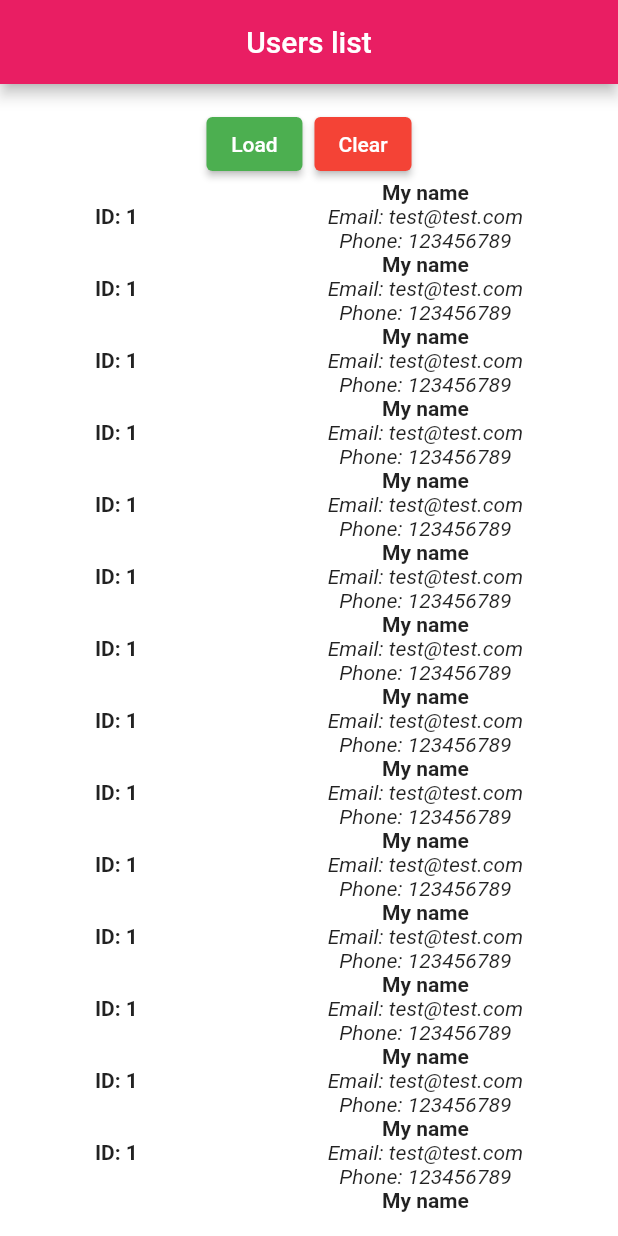
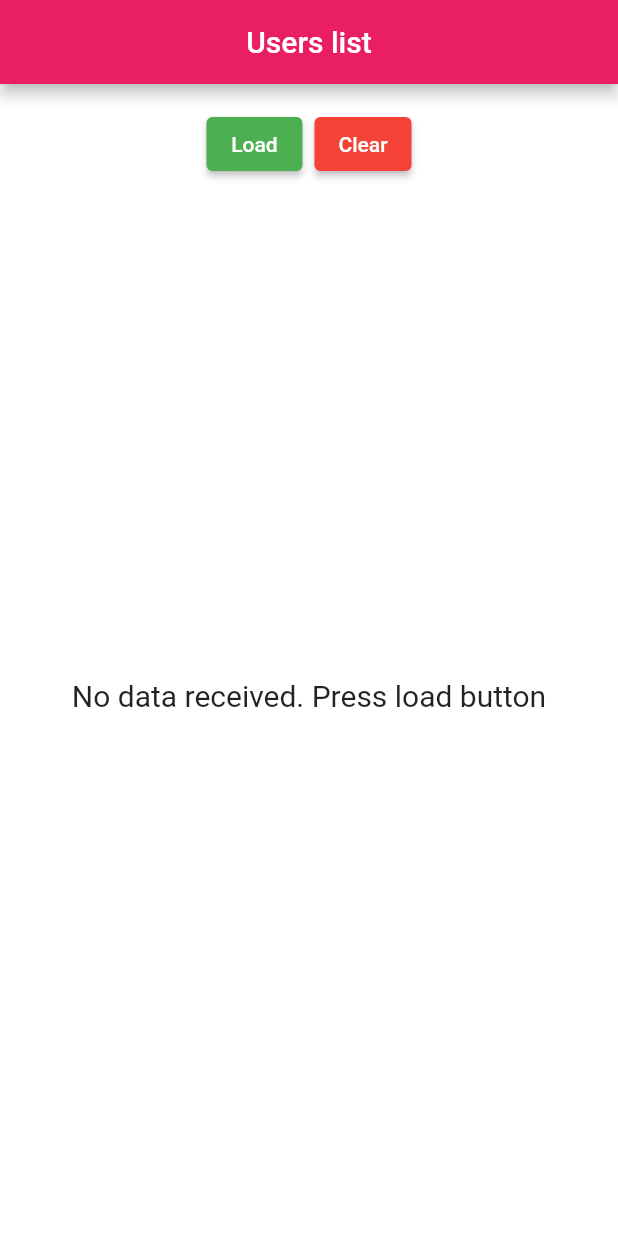
Before and after one commit to e-razboinikov/bloc_testing, a Flutter app: the screen it shows after launch, on a phone screen of 412 x 824 dp. Run offline on Flutter 3.47's test engine with Material 2 defaults, Android fonts, the phone set to English and light mode, and no system bars; our stand-ins replace flutter_bloc.

Commit message:
Finished work.

```diff
--- a/lib/bloc/user_bloc.dart
+++ b/lib/bloc/user_bloc.dart
@@ -1,9 +1,9 @@
-import 'package:bloc_test/bloc/user_event.dart';
-import 'package:bloc_test/bloc/user_state.dart';
 import 'package:flutter_bloc/flutter_bloc.dart';
 
+import '../bloc/user_event.dart';
+import '../bloc/user_state.dart';
+import '../models/user.dart';
 import '../services/user_repository.dart';
-import '../models/user.dart';
 
 class UserBloc extends Bloc<UserEvent, UserState> {
   final UsersRepository usersRepository;
@@ -11,7 +11,7 @@ class UserBloc extends Bloc<UserEvent, UserState> {
   UserBloc({required this.usersRepository});
 
   @override
-  get initialState => UserEmptyState();
+  UserState get initialState => UserEmptyState();
 
   @override
   Stream<UserState> mapEventToState(UserEvent event) async* {
--- a/lib/pages/home_page.dart
+++ b/lib/pages/home_page.dart
@@ -1,10 +1,10 @@
-import 'package:bloc_test/services/user_repository.dart';
 import 'package:flutter/material.dart';
 import 'package:flutter_bloc/flutter_bloc.dart';
 
+import '../bloc/user_bloc.dart';
+import '../services/user_repository.dart';
 import '../widgets/action_buttons.dart';
 import '../widgets/user_list.dart';
-import '../bloc/user_bloc.dart';
 
 class HomePage extends StatelessWidget {
   final usersRepository = UsersRepository();
--- a/lib/services/user_api_provider.dart
+++ b/lib/services/user_api_provider.dart
@@ -5,14 +5,15 @@ import 'package:http/http.dart' as http;
 import '../models/user.dart';
 
 class UserApiProvider {
-  final String _url = 'https://jsonplaceholder.typicode.com/users';
+  final String _url = 'https://jsonplaceholder.typicode.com/users/';
 
   Future<List<User>> getUsers() async {
     final response = await http.get(Uri.parse(_url));
 
     if (response.statusCode == 200) {
-      final decodedJson = json.decode(response.body);
-      final users = decodedJson.map((json) => User.fromJson(json)).toList();
+      final List<Map<String, dynamic>> decodedJson = json.decode(response.body);
+      final List<User> users =
+          decodedJson.map((json) => User.fromJson(json)).toList();
       return users;
     } else {
       throw ('Error fetching users');
--- a/lib/widgets/action_buttons.dart
+++ b/lib/widgets/action_buttons.dart
@@ -9,7 +9,7 @@ class ActionButtons extends StatelessWidget {
 
   @override
   Widget build(BuildContext context) {
-    final UserBloc userBloc = BlocProvider.of(context);
+    final UserBloc userBloc = BlocProvider.of<UserBloc>(context);
     return Row(
       mainAxisSize: MainAxisSize.min,
       children: [
--- a/lib/widgets/user_list.dart
+++ b/lib/widgets/user_list.dart
@@ -1,42 +1,65 @@
 import 'package:flutter/material.dart';
+import 'package:flutter_bloc/flutter_bloc.dart';
+
+import '../bloc/user_bloc.dart';
+import '../bloc/user_state.dart';
 
 class UserList extends StatelessWidget {
   const UserList({Key? key}) : super(key: key);
 
   @override
   Widget build(BuildContext context) {
+    return BlocBuilder<UserBloc, UserState>(
+      builder: (ctx, state) {
+        if (state is UserEmptyState) {
+          return const Center(
+            child: Text(
+              'No data received. Press load button',
+              style: TextStyle(fontSize: 20.0),
+            ),
+          );
+        }
+        if (state is UserLoadingState) {
+          return const Center(
+            child: CircularProgressIndicator(),
+          );
+        }
+        if (state is UserLoadedState) {
           return ListView.builder(
-      itemCount: 20,
-      itemBuilder: (ctx, index) => Row(
+            itemCount: state.loadedUser.length,
+            itemBuilder: (ctx, index) => Container(
+              color:
+                  index % 2 == 0 ? Colors.white : Colors.pink.withOpacity(0.5),
+              child: Row(
                 mainAxisSize: MainAxisSize.min,
                 mainAxisAlignment: MainAxisAlignment.spaceAround,
                 children: [
-          const Text(
-            'ID: 1',
-            style: TextStyle(
+                  Text(
+                    'ID: ${state.loadedUser[index].id}',
+                    style: const TextStyle(
                       fontWeight: FontWeight.bold,
                     ),
                   ),
                   Column(
                     children: [
-              const Text(
-                'My name',
-                style: TextStyle(
+                      Text(
+                        state.loadedUser[index].name,
+                        style: const TextStyle(
                           fontWeight: FontWeight.bold,
                         ),
                       ),
                       Column(
                         crossAxisAlignment: CrossAxisAlignment.center,
-                children: const [
+                        children: [
                           Text(
-                    'Email: test@test.com',
-                    style: TextStyle(
+                            state.loadedUser[index].email,
+                            style: const TextStyle(
                               fontStyle: FontStyle.italic,
                             ),
                           ),
                           Text(
-                    'Phone: 123456789',
-                    style: TextStyle(
+                            state.loadedUser[index].phone,
+                            style: const TextStyle(
                               fontStyle: FontStyle.italic,
                             ),
                           ),
@@ -46,6 +69,22 @@ class UserList extends StatelessWidget {
                   ),
                 ],
               ),
+            ),
+          );
+        }
+
+        if (state is UserErrorState) {
+          return const Center(
+            child: Text(
+              'Error fetching users',
+              style: TextStyle(fontSize: 20.0),
+            ),
+          );
+        }
+        return const Center(
+          child: Text('Error'),
+        );
+      },
     );
   }
 }
```
Lines whose indentation alone changed are shown as unchanged.
